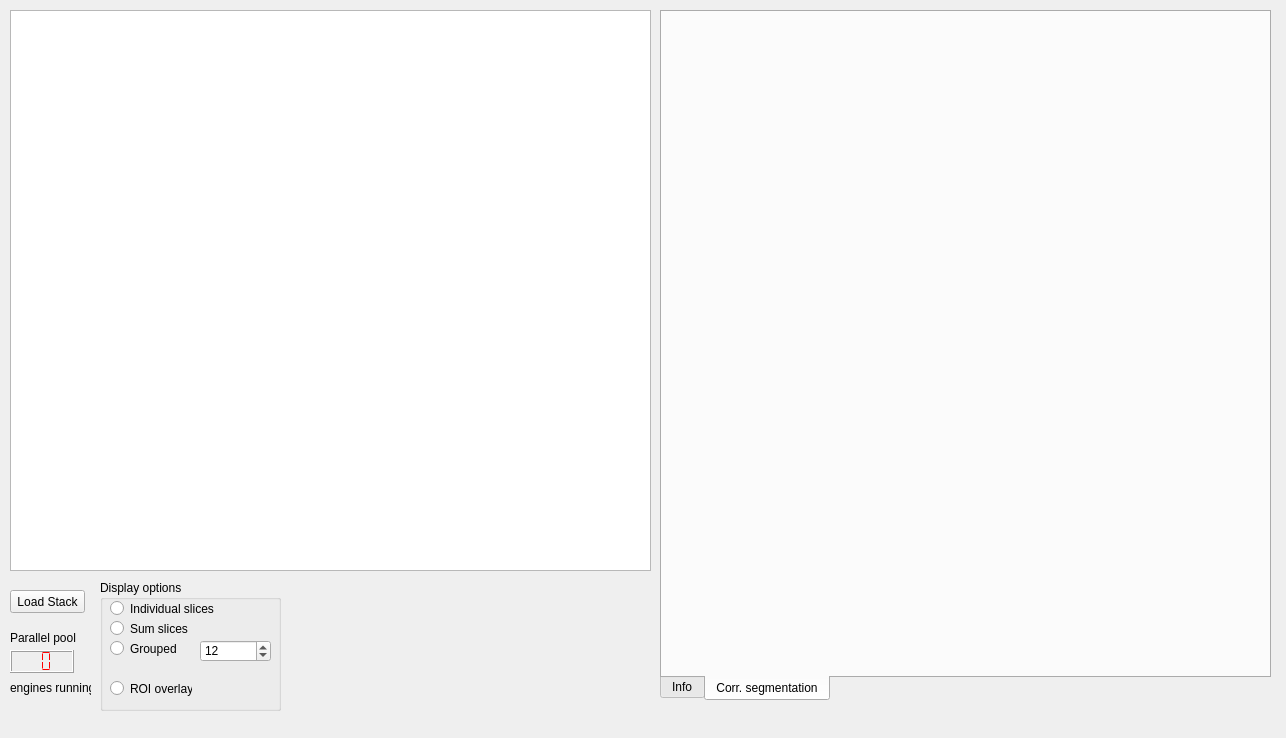
The window that stackanalyzer.ui (haesemeyer/ImagingAnalysis) describes before a commit, drawn with Qt 5.
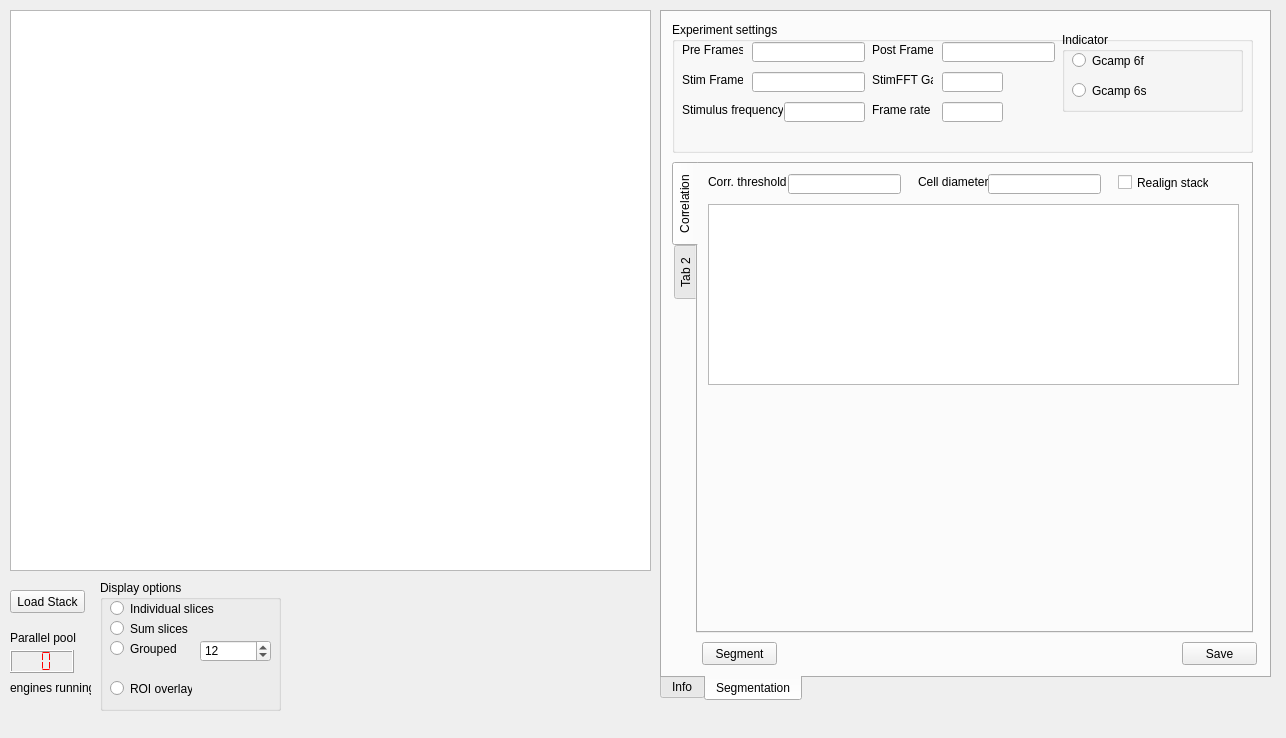
The same window after the commit. The open tabs and pages were chosen to show the change. Custom widgets are drawn as their Qt base class.

Commit message: Added controls for stack segmentation

The edit to the form file:
```diff
--- a/stackanalyzer.ui
+++ b/stackanalyzer.ui
@@ -195,11 +195,319 @@
     </widget>
     <widget class="QWidget" name="corrTab">
      <attribute name="title">
-      <string>Corr. segmentation</string>
+      <string>Segmentation</string>
      </attribute>
-     <attribute name="toolTip">
-      <string>Correlation based analysis</string>
-     </attribute>
+     <widget class="QGroupBox" name="groupBox_2">
+      <property name="geometry">
+       <rect>
+        <x>10</x>
+        <y>10</y>
+        <width>581</width>
+        <height>131</height>
+       </rect>
+      </property>
+      <property name="title">
+       <string>Experiment settings</string>
+      </property>
+      <widget class="QLabel" name="label_3">
+       <property name="geometry">
+        <rect>
+         <x>10</x>
+         <y>20</y>
+         <width>61</width>
+         <height>16</height>
+        </rect>
+       </property>
+       <property name="text">
+        <string>Pre Frames</string>
+       </property>
+      </widget>
+      <widget class="QLineEdit" name="tbPreFrames">
+       <property name="geometry">
+        <rect>
+         <x>80</x>
+         <y>20</y>
+         <width>113</width>
+         <height>20</height>
+        </rect>
+       </property>
+      </widget>
+      <widget class="QLabel" name="label_4">
+       <property name="geometry">
+        <rect>
+         <x>10</x>
+         <y>50</y>
+         <width>61</width>
+         <height>16</height>
+        </rect>
+       </property>
+       <property name="text">
+        <string>Stim Frames</string>
+       </property>
+      </widget>
+      <widget class="QLabel" name="label_5">
+       <property name="geometry">
+        <rect>
+         <x>200</x>
+         <y>20</y>
+         <width>61</width>
+         <height>16</height>
+        </rect>
+       </property>
+       <property name="text">
+        <string>Post Frames</string>
+       </property>
+      </widget>
+      <widget class="QLineEdit" name="tbStimFrames">
+       <property name="geometry">
+        <rect>
+         <x>80</x>
+         <y>50</y>
+         <width>113</width>
+         <height>20</height>
+        </rect>
+       </property>
+      </widget>
+      <widget class="QLineEdit" name="tbPostFrames">
+       <property name="geometry">
+        <rect>
+         <x>270</x>
+         <y>20</y>
+         <width>113</width>
+         <height>20</height>
+        </rect>
+       </property>
+      </widget>
+      <widget class="QLineEdit" name="tbFFTGap">
+       <property name="geometry">
+        <rect>
+         <x>270</x>
+         <y>50</y>
+         <width>61</width>
+         <height>20</height>
+        </rect>
+       </property>
+      </widget>
+      <widget class="QLabel" name="label_6">
+       <property name="geometry">
+        <rect>
+         <x>200</x>
+         <y>50</y>
+         <width>61</width>
+         <height>16</height>
+        </rect>
+       </property>
+       <property name="text">
+        <string>StimFFT Gap</string>
+       </property>
+      </widget>
+      <widget class="QGroupBox" name="groupBox_3">
+       <property name="geometry">
+        <rect>
+         <x>390</x>
+         <y>10</y>
+         <width>181</width>
+         <height>80</height>
+        </rect>
+       </property>
+       <property name="title">
+        <string>Indicator</string>
+       </property>
+       <widget class="QRadioButton" name="rb6f">
+        <property name="geometry">
+         <rect>
+          <x>10</x>
+          <y>20</y>
+          <width>82</width>
+          <height>17</height>
+         </rect>
+        </property>
+        <property name="text">
+         <string>Gcamp 6f</string>
+        </property>
+       </widget>
+       <widget class="QRadioButton" name="rb6s">
+        <property name="geometry">
+         <rect>
+          <x>10</x>
+          <y>50</y>
+          <width>82</width>
+          <height>17</height>
+         </rect>
+        </property>
+        <property name="text">
+         <string>Gcamp 6s</string>
+        </property>
+       </widget>
+      </widget>
+      <widget class="QLabel" name="label_9">
+       <property name="geometry">
+        <rect>
+         <x>10</x>
+         <y>80</y>
+         <width>101</width>
+         <height>16</height>
+        </rect>
+       </property>
+       <property name="text">
+        <string>Stimulus frequency</string>
+       </property>
+      </widget>
+      <widget class="QLineEdit" name="tbFrameRate">
+       <property name="geometry">
+        <rect>
+         <x>270</x>
+         <y>80</y>
+         <width>61</width>
+         <height>20</height>
+        </rect>
+       </property>
+      </widget>
+      <widget class="QLabel" name="label_10">
+       <property name="geometry">
+        <rect>
+         <x>200</x>
+         <y>80</y>
+         <width>61</width>
+         <height>16</height>
+        </rect>
+       </property>
+       <property name="text">
+        <string>Frame rate</string>
+       </property>
+      </widget>
+      <widget class="QLineEdit" name="tbStimFreq">
+       <property name="geometry">
+        <rect>
+         <x>112</x>
+         <y>80</y>
+         <width>81</width>
+         <height>20</height>
+        </rect>
+       </property>
+      </widget>
+     </widget>
+     <widget class="QPushButton" name="btnSegSave">
+      <property name="geometry">
+       <rect>
+        <x>520</x>
+        <y>630</y>
+        <width>75</width>
+        <height>23</height>
+       </rect>
+      </property>
+      <property name="toolTip">
+       <string>Save aligned stack and graphs</string>
+      </property>
+      <property name="text">
+       <string>Save</string>
+      </property>
+     </widget>
+     <widget class="QTabWidget" name="twSegment">
+      <property name="geometry">
+       <rect>
+        <x>10</x>
+        <y>150</y>
+        <width>581</width>
+        <height>471</height>
+       </rect>
+      </property>
+      <property name="tabPosition">
+       <enum>QTabWidget::West</enum>
+      </property>
+      <widget class="QWidget" name="corTab">
+       <attribute name="title">
+        <string>Correlation</string>
+       </attribute>
+       <widget class="QLabel" name="label_8">
+        <property name="geometry">
+         <rect>
+          <x>10</x>
+          <y>10</y>
+          <width>81</width>
+          <height>16</height>
+         </rect>
+        </property>
+        <property name="text">
+         <string>Corr. threshold</string>
+        </property>
+       </widget>
+       <widget class="QLineEdit" name="tbCorrTh">
+        <property name="geometry">
+         <rect>
+          <x>90</x>
+          <y>10</y>
+          <width>113</width>
+          <height>20</height>
+         </rect>
+        </property>
+       </widget>
+       <widget class="QLabel" name="label_7">
+        <property name="geometry">
+         <rect>
+          <x>220</x>
+          <y>10</y>
+          <width>71</width>
+          <height>16</height>
+         </rect>
+        </property>
+        <property name="text">
+         <string>Cell diameter</string>
+        </property>
+       </widget>
+       <widget class="QLineEdit" name="tbCellDiam">
+        <property name="geometry">
+         <rect>
+          <x>290</x>
+          <y>10</y>
+          <width>113</width>
+          <height>20</height>
+         </rect>
+        </property>
+       </widget>
+       <widget class="QCheckBox" name="chkRealign">
+        <property name="geometry">
+         <rect>
+          <x>420</x>
+          <y>10</y>
+          <width>91</width>
+          <height>17</height>
+         </rect>
+        </property>
+        <property name="text">
+         <string>Realign stack</string>
+        </property>
+       </widget>
+       <widget class="QPlainTextEdit" name="plainTextEdit">
+        <property name="geometry">
+         <rect>
+          <x>10</x>
+          <y>40</y>
+          <width>531</width>
+          <height>181</height>
+         </rect>
+        </property>
+       </widget>
+      </widget>
+      <widget class="QWidget" name="tab_2">
+       <attribute name="title">
+        <string>Tab 2</string>
+       </attribute>
+      </widget>
+     </widget>
+     <widget class="QPushButton" name="btnSeg">
+      <property name="geometry">
+       <rect>
+        <x>40</x>
+        <y>630</y>
+        <width>75</width>
+        <height>23</height>
+       </rect>
+      </property>
+      <property name="text">
+       <string>Segment</string>
+      </property>
+     </widget>
     </widget>
    </widget>
    <widget class="QLabel" name="label">
```
Left out of the diff: 4 changed lines with no effect on the pictures. The commit also changes 2 other files.
